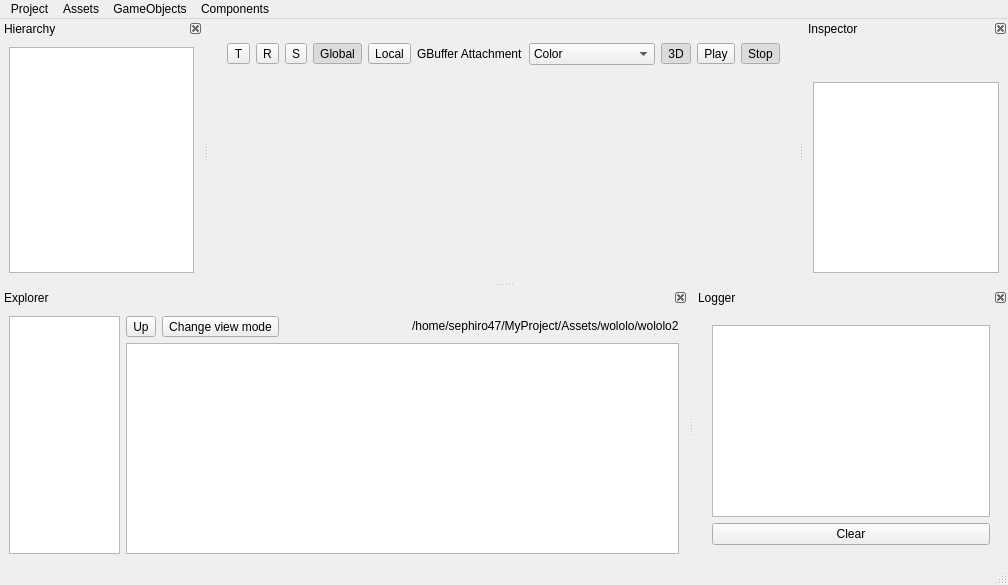
The window that EngineAssets/EditorWindow.ui (Bang3DEngine/OldBang) describes before a commit, drawn with Qt 5.
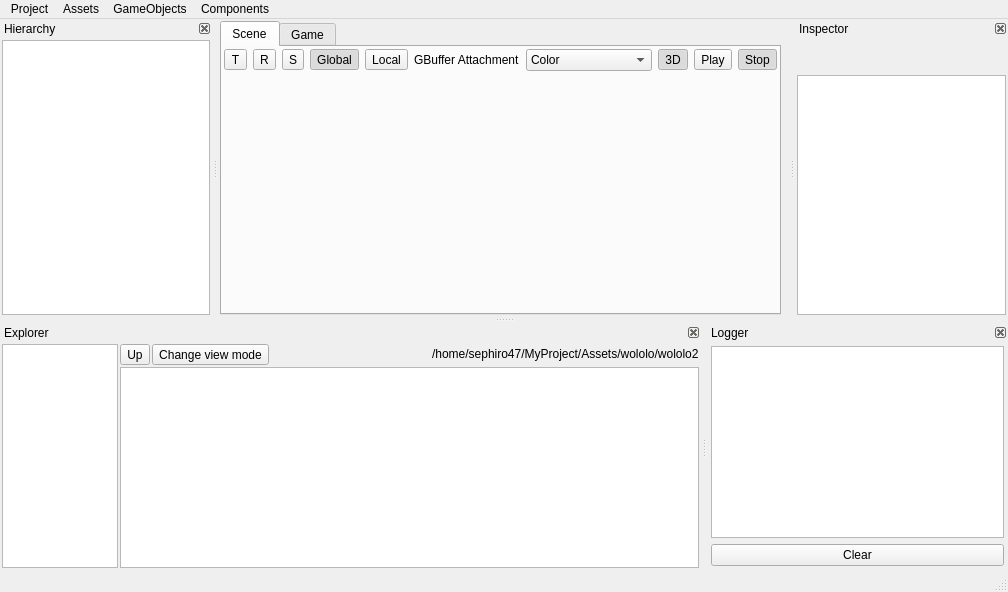
The same window after the commit. Icons and pictures are not drawn. Custom widgets are drawn as their Qt base class.

Commit message: Scene/Game tab added. Game tab not working at al

```diff
--- a/EngineAssets/EditorWindow.ui
+++ b/EngineAssets/EditorWindow.ui
@@ -10,7 +10,7 @@
     <x>0</x>
     <y>0</y>
     <width>1008</width>
-    <height>585</height>
+    <height>592</height>
    </rect>
   </property>
   <property name="mouseTracking">
@@ -36,15 +36,45 @@
    <bool>true</bool>
   </property>
   <widget class="QWidget" name="centralwidget">
-   <layout class="QVBoxLayout" name="verticalLayout">
+   <layout class="QVBoxLayout" name="verticalLayout_12">
+    <property name="margin">
+     <number>2</number>
+    </property>
     <item>
-     <layout class="QVBoxLayout" name="verticalLayout_3">
-      <item>
-       <widget class="WindowEventManager" name="windowEventManager" native="true"/>
+     <layout class="QGridLayout" name="gridLayout_3">
+      <item row="0" column="1">
+       <widget class="WindowEventManager" name="windowEventManager" native="true">
+        <zorder>tabWidget</zorder>
+        <zorder>tabWidget</zorder>
+       </widget>
       </item>
+      <item row="0" column="0">
+       <widget class="QTabWidget" name="tabWidget">
+        <property name="currentIndex">
+         <number>0</number>
+        </property>
+        <widget class="QWidget" name="tabWidgetScene" native="true">
+         <attribute name="title">
+          <string>Scene</string>
+         </attribute>
+         <layout class="QGridLayout" name="gridLayout">
+          <property name="margin">
+           <number>2</number>
+          </property>
+          <property name="spacing">
+           <number>0</number>
+          </property>
+          <item row="0" column="0">
+           <layout class="QVBoxLayout" name="tabWidgetScene_vlayout" stretch="0,9999">
+            <property name="spacing">
+             <number>2</number>
+            </property>
       <item>
        <widget class="Toolbar" name="widgetToolbar" native="true">
         <layout class="QHBoxLayout" name="horizontalLayout_9">
+               <property name="margin">
+                <number>0</number>
+               </property>
          <item>
           <layout class="QHBoxLayout" name="horizontalLayout">
            <item>
@@ -246,7 +276,24 @@
        </widget>
       </item>
       <item>
-       <widget class="Screen" name="screen" native="true">
+             <widget class="Screen" name="screenScene" native="true"/>
+            </item>
+           </layout>
+          </item>
+         </layout>
+        </widget>
+        <widget class="QWidget" name="tabWidgetGame" native="true">
+         <attribute name="title">
+          <string>Game</string>
+         </attribute>
+         <layout class="QGridLayout" name="gridLayout_4">
+          <property name="margin">
+           <number>2</number>
+          </property>
+          <item row="1" column="0">
+           <layout class="QVBoxLayout" name="tabWidgetGame_vlayout">
+            <item>
+             <widget class="Screen" name="screenGame" native="true">
         <property name="enabled">
          <bool>true</bool>
         </property>
@@ -268,6 +315,12 @@
     </item>
    </layout>
   </widget>
+       </widget>
+      </item>
+     </layout>
+    </item>
+   </layout>
+  </widget>
   <widget class="MenuBar" name="menubar">
    <property name="geometry">
     <rect>
@@ -366,6 +419,9 @@
    </attribute>
    <widget class="QWidget" name="dockWidgetContents_4">
     <layout class="QVBoxLayout" name="verticalLayout_8">
+     <property name="margin">
+      <number>2</number>
+     </property>
      <item>
       <layout class="QVBoxLayout" name="verticalLayout_4" stretch="0">
        <item>
@@ -454,6 +510,9 @@
      <enum>Qt::DefaultContextMenu</enum>
     </property>
     <layout class="QVBoxLayout" name="verticalLayout_9">
+     <property name="margin">
+      <number>2</number>
+     </property>
      <item>
       <widget class="QWidget" name="widget" native="true"/>
      </item>
@@ -545,8 +604,14 @@
    </attribute>
    <widget class="QWidget" name="dockWidgetContents_5">
     <layout class="QVBoxLayout" name="verticalLayout_10" stretch="0">
+     <property name="margin">
+      <number>2</number>
+     </property>
      <item>
       <layout class="QHBoxLayout" name="horizontalLayout_3" stretch="2,10">
+       <property name="spacing">
+        <number>2</number>
+       </property>
        <item>
         <widget class="ExplorerDirTree" name="widgetTreeExplorerDirTree">
          <property name="maximumSize">
@@ -592,6 +657,9 @@
        </item>
        <item>
         <layout class="QVBoxLayout" name="verticalLayout_7" stretch="0,9999">
+         <property name="spacing">
+          <number>2</number>
+         </property>
          <item>
           <layout class="QHBoxLayout" name="horizontalLayout_4">
            <item>
@@ -709,9 +777,15 @@
    </attribute>
    <widget class="QWidget" name="dockWidgetContents">
     <layout class="QVBoxLayout" name="verticalLayout_5">
+     <property name="margin">
+      <number>2</number>
+     </property>
      <item>
       <widget class="QWidget" name="widgetLogger" native="true">
        <layout class="QVBoxLayout" name="verticalLayout_6">
+        <property name="margin">
+         <number>2</number>
+        </property>
         <item>
          <widget class="ListLogger" name="listLogger">
           <property name="editTriggers">
```
Left out of the diff: 1 changed line with no effect on the pictures. Lines whose indentation alone changed are shown as unchanged. The commit also changes 8 other files.
